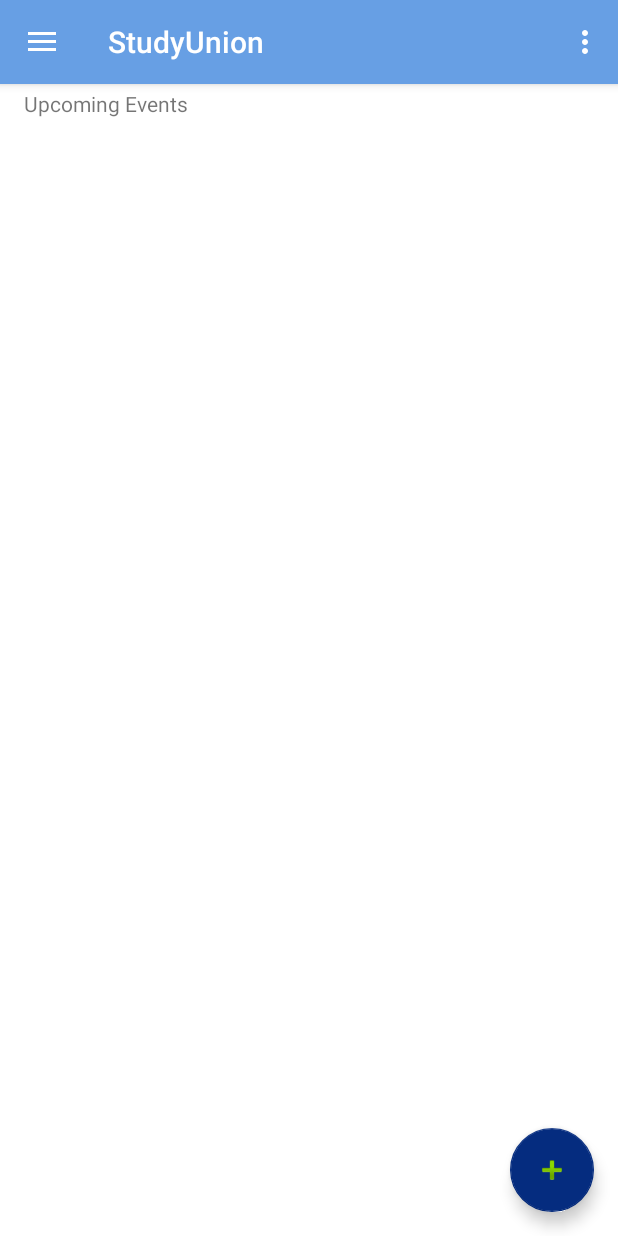
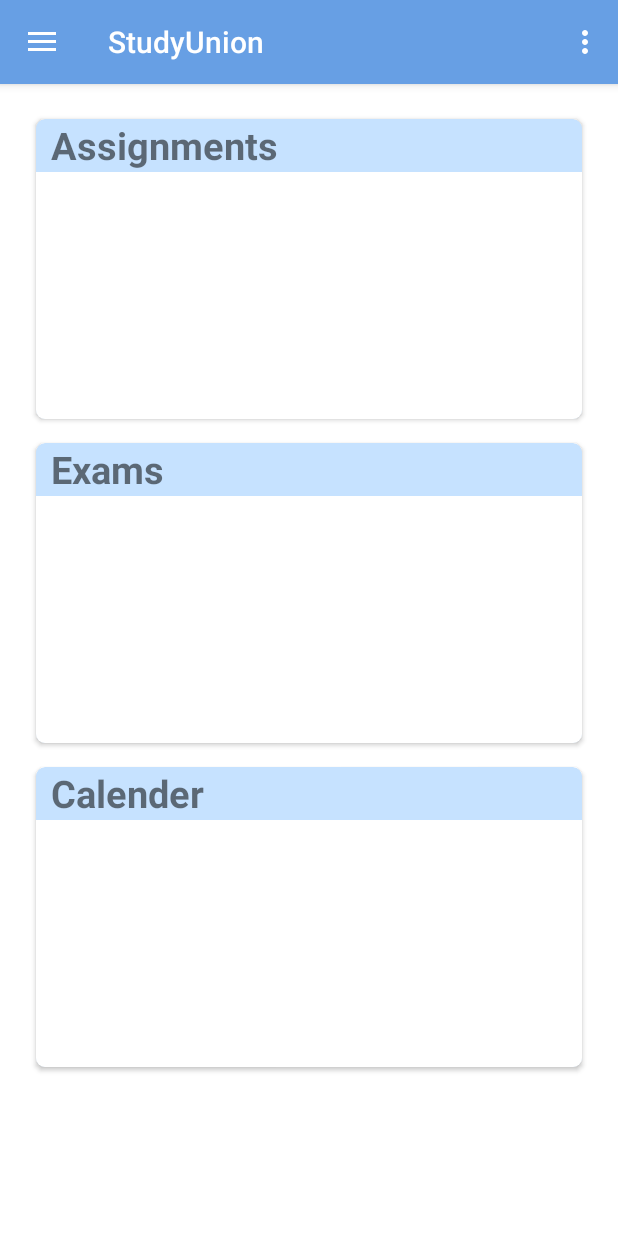
Before and after one commit to safat661/StudyUnion, an Android app: the screen it shows after launch once a user with an empty profile is signed in (MenuActivity), on a phone screen of 412 x 824 dp. Run offline under Robolectric (Android 15) with nearby library versions, the phone set to English and light mode, and no system bars; our stand-ins replace ButterKnife, Firebase (no records; nobody signed in at launch, a user with empty details on screens opened directly).

Commit message:
Cards added

```diff
--- a/app/build.gradle
+++ b/app/build.gradle
@@ -46,6 +46,8 @@ dependencies {
     compile 'com.jakewharton:butterknife:8.6.0'
     testCompile 'junit:junit:4.12'
     annotationProcessor 'com.jakewharton:butterknife-compiler:8.6.0'
+    compile 'com.android.support:cardview-v7:25.2.+'
+    compile 'com.android.support:recyclerview-v7:25.2.+'
 }
 
 
--- a/app/src/main/java/com/icebug/android/studyunion/MenuActivity.java
+++ b/app/src/main/java/com/icebug/android/studyunion/MenuActivity.java
@@ -2,26 +2,28 @@ package com.icebug.android.studyunion;
 
 import android.content.Intent;
 import android.os.Bundle;
-import android.support.design.widget.FloatingActionButton;
 import android.support.design.widget.NavigationView;
-import android.support.design.widget.Snackbar;
 import android.support.v4.view.GravityCompat;
 import android.support.v4.widget.DrawerLayout;
 import android.support.v7.app.ActionBarDrawerToggle;
 import android.support.v7.app.AppCompatActivity;
+import android.support.v7.widget.LinearLayoutManager;
+import android.support.v7.widget.RecyclerView;
 import android.support.v7.widget.Toolbar;
 import android.view.Menu;
 import android.view.MenuItem;
-import android.view.View;
 import android.widget.Toast;
 
 import com.google.firebase.auth.FirebaseAuth;
+
+import java.util.ArrayList;
 
 public class MenuActivity extends AppCompatActivity
         implements NavigationView.OnNavigationItemSelectedListener {
 
     private Intent intentthis;
     private static final String TAG = "MainActivity";
+    RecyclerView recyclerView;
 
     @Override
     protected void onCreate(Bundle savedInstanceState) {
@@ -31,14 +33,6 @@ public class MenuActivity extends AppCompatActivity
         setSupportActionBar(toolbar);
         getSupportActionBar().setTitle("StudyUnion");
 
-        FloatingActionButton fab = (FloatingActionButton) findViewById(R.id.fab);
-        fab.setOnClickListener(new View.OnClickListener() {
-            @Override
-            public void onClick(View view) {
-                Snackbar.make(view, "Replace with your own action", Snackbar.LENGTH_LONG)
-                        .setAction("Action", null).show();
-            }
-        });
 
         DrawerLayout drawer = (DrawerLayout) findViewById(R.id.drawer_layout);
         ActionBarDrawerToggle toggle = new ActionBarDrawerToggle(
@@ -48,6 +42,17 @@ public class MenuActivity extends AppCompatActivity
 
         NavigationView navigationView = (NavigationView) findViewById(R.id.nav_view);
         navigationView.setNavigationItemSelectedListener(this);
+
+        recyclerView = (RecyclerView)findViewById(R.id.my_recycler_view);
+        recyclerView.setHasFixedSize(true);
+        recyclerView.setLayoutManager(new LinearLayoutManager(this));
+
+        ArrayList<String> arrayList = new ArrayList<>();
+        arrayList.add("Assignments");
+        arrayList.add("Exams");
+        arrayList.add("Calender");
+
+        recyclerView.setAdapter(new RecyclerAdapter(arrayList));
 
         intentthis = getIntent();
     }
--- /dev/null
+++ b/app/src/main/java/com/icebug/android/studyunion/RecyclerAdapter.java
@@ -0,0 +1,54 @@
+package com.icebug.android.studyunion;
+
+import android.support.v7.widget.RecyclerView;
+import android.view.LayoutInflater;
+import android.view.View;
+import android.view.ViewGroup;
+import android.widget.TextView;
+
+import java.util.ArrayList;
+
+/**
+ * Created by nafis on 23-Aug-17.
+ */
+
+class RecyclerAdapter extends RecyclerView.Adapter<RecyclerAdapter.ViewHolder> {
+
+   private ArrayList<String> arrayList;
+
+    @Override
+    public ViewHolder onCreateViewHolder(ViewGroup parent, int viewType) {
+        return new ViewHolder(LayoutInflater.from(parent.getContext()).inflate(R.layout.recycler_child,parent,false));
+    }
+
+    @Override
+    public void onBindViewHolder(RecyclerAdapter.ViewHolder holder, int position) {
+        holder.cardType.setText(arrayList.get(position));
+    }
+
+    @Override
+    public int getItemCount() {
+        return arrayList.size();
+    }
+
+    public RecyclerAdapter(ArrayList<String> arrayList) {
+        this.arrayList = arrayList;
+    }
+
+    public class ViewHolder extends RecyclerView.ViewHolder implements View.OnClickListener {
+        TextView cardType;
+
+        public ViewHolder(View itemView) {
+            super(itemView);
+            cardType = (TextView)itemView.findViewById(R.id.card_type);
+            itemView.setOnClickListener(this);
+        }
+
+
+        //make new activity for editing or adding events to cards
+        @Override
+        public void onClick(View v) {
+
+        }
+    }
+}
--- a/app/src/main/res/layout/activity_faq_activity.xml
+++ b/app/src/main/res/layout/activity_faq_activity.xml
@@ -5,12 +5,14 @@
     xmlns:tools="http://schemas.android.com/tools"
     android:layout_width="match_parent"
     android:layout_height="match_parent"
-    tools:context="com.icebug.android.studyunion.Faq_activity">
+    tools:context="com.icebug.android.studyunion.Faq_activity"
+    >
 
 
-    <include layout="@layout/content_group">
+    <include layout="@layout/content_group"
+        >
+    </include>
 
-    </include>
 
 
     <android.support.design.widget.FloatingActionButton
--- a/app/src/main/res/layout/app_bar_menu.xml
+++ b/app/src/main/res/layout/app_bar_menu.xml
@@ -11,15 +11,6 @@
     <include layout="@layout/content_menu"
         />
 
-    <android.support.design.widget.FloatingActionButton
-        android:id="@+id/fab"
-        android:layout_width="wrap_content"
-        android:layout_height="wrap_content"
-        android:layout_gravity="bottom|end"
-        android:layout_margin="@dimen/fab_margin"
-        app:backgroundTint="#052c7f"
-        app:srcCompat="@android:drawable/ic_input_add"
-        />
 
     <android.support.design.widget.AppBarLayout
         android:layout_width="match_parent"
--- /dev/null
+++ b/app/src/main/res/layout/card_list_item.xml
@@ -0,0 +1,27 @@
+<?xml version="1.0" encoding="utf-8"?>
+<RelativeLayout xmlns:android="http://schemas.android.com/apk/res/android"
+              android:orientation="vertical"
+              android:layout_width="match_parent"
+              android:layout_height="match_parent">
+
+    <TextView
+        android:id="@+id/item_name"
+        android:layout_width="wrap_content"
+        android:layout_height="wrap_content"
+        android:text="TextView"
+        android:layout_marginStart="25dp"
+        android:layout_alignParentTop="true"
+        android:layout_alignParentStart="true"
+        android:textSize="25sp"/>
+
+    <TextView
+        android:id="@+id/item_dueTime"
+        android:textStyle="bold"
+        android:textSize="25sp"
+        android:layout_width="wrap_content"
+        android:layout_height="wrap_content"
+        android:text="TextView"
+        android:layout_alignParentTop="true"
+        android:layout_alignParentEnd="true"
+        android:layout_marginEnd="35dp"/>
+</RelativeLayout>
--- a/app/src/main/res/layout/content_menu.xml
+++ b/app/src/main/res/layout/content_menu.xml
@@ -1,39 +1,21 @@
-<?xml version="1.0" encoding="utf-8"?>
-<RelativeLayout xmlns:android="http://schemas.android.com/apk/res/android"
-                xmlns:tools="http://schemas.android.com/tools"
-                android:layout_width="match_parent"
-                android:layout_height="match_parent"
-                android:paddingBottom="@dimen/activity_vertical_margin"
-                android:paddingLeft="@dimen/activity_horizontal_margin"
-                android:paddingRight="@dimen/activity_horizontal_margin"
-                android:paddingTop="59dp"
-                tools:context="com.icebug.android.studyunion.MenuActivity"
-                android:background="#ffffff"
+
+<RelativeLayout
+    xmlns:android="http://schemas.android.com/apk/res/android"
+    xmlns:app="http://schemas.android.com/apk/res-auto"
+    xmlns:tools="http://schemas.android.com/tools"
+    android:layout_width="match_parent"
+    android:layout_height="match_parent"
+
     >
 
-    <LinearLayout
-        android:layout_width="match_parent"
-        android:layout_height="80dp"
-        android:orientation="vertical"
-        android:id="@+id/linearLayout2">
-        <TextView
-            android:layout_width="match_parent"
-            android:layout_height="wrap_content"
-            android:text="Upcoming Events "
-            android:id="@+id/event"
-            android:layout_marginBottom="5dp"
-            />
+<android.support.v7.widget.RecyclerView
+    android:id="@+id/my_recycler_view"
+    android:scrollbars="vertical"
+    android:layout_width="match_parent"
+    android:layout_height="match_parent"
+    android:padding="16dp"
+    android:layout_marginTop="55dp"
 
-        <ListView
-            android:layout_width="match_parent"
-            android:layout_height="match_parent"
-            android:layout_alignParentBottom="true"
-            android:layout_alignParentEnd="true"
-            android:layout_alignParentStart="true"
-            android:id="@+id/event_list"/>
-
-
-    </LinearLayout>
-
+    />
 
 </RelativeLayout>
--- /dev/null
+++ b/app/src/main/res/layout/recycler_child.xml
@@ -0,0 +1,34 @@
+<android.support.v7.widget.CardView
+    xmlns:card_view="http://schemas.android.com/apk/res-auto"
+    xmlns:android="http://schemas.android.com/apk/res/android"
+    android:id="@+id/card_view"
+    android:layout_gravity="center"
+    android:layout_width="match_parent"
+    android:layout_height="200dp"
+    card_view:cardCornerRadius="6dp"
+    android:layout_alignParentTop="true"
+    android:layout_alignParentStart="true"
+    android:elevation="5dp"
+    android:padding="16dp"
+    android:layout_margin="8dp"
+    card_view:cardBackgroundColor="#c6e2ff"
+    >
+
+    <TextView
+        android:id="@+id/card_type"
+        android:layout_width="match_parent"
+        android:layout_height="wrap_content"
+        android:text="Text"
+        android:textSize="25sp"
+        android:textStyle="bold"
+        android:paddingLeft="10dp"/>
+
+    <ListView
+        android:layout_width="match_parent"
+        android:layout_height="match_parent"
+        android:layout_marginTop="35dp"
+        android:background="#ffffff"
+        />
+
+
+</android.support.v7.widget.CardView>
```
